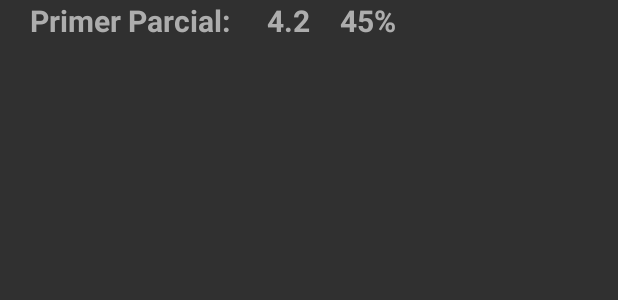
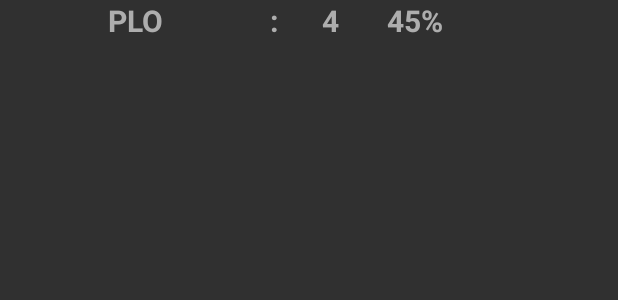
Before and after one commit to juanprog97/Moviles, an Android app: the layout item_nota.xml on its own in the app's theme, with its tools: preview values and no code run, on a phone screen of 412 x 824 dp. Shown: the top 300 px of the screen. Run offline under Robolectric (Android 15) with nearby library versions, the phone set to English and light mode, and no system bars; network calls fail.

Commit message:
"cambios por menores"

```diff
--- a/AppPelicula/build.gradle
+++ b/AppPelicula/build.gradle
@@ -8,7 +8,7 @@ buildscript {
 
     }
     dependencies {
-        classpath 'com.android.tools.build:gradle:3.4.0'
+        classpath 'com.android.tools.build:gradle:3.4.1'
         classpath "org.jetbrains.kotlin:kotlin-gradle-plugin:$kotlin_version"
         // NOTE: Do not place your application dependencies here; they belong
         // in the individual module build.gradle files
--- a/Proyect/app/src/main/java/com/example/aplicacionmoviluniversidad/Adaptadores/cursosExpandibleAdapter.kt
+++ b/Proyect/app/src/main/java/com/example/aplicacionmoviluniversidad/Adaptadores/cursosExpandibleAdapter.kt
@@ -19,7 +19,7 @@ class cursosExpandibleAdapter(var context: Context, var CursoList : List<Curso>)
         this.cursoArray = CursoList as ArrayList<Curso>
     }
     override fun getChildrenCount(groupPosition: Int): Int {
-        return CursoList.size
+        return 1
     }
     override fun getGroup(groupPosition: Int): Any {
         return CursoList[groupPosition]
--- a/Proyect/app/src/main/java/com/example/aplicacionmoviluniversidad/Controladores/horario_Activity.kt
+++ b/Proyect/app/src/main/java/com/example/aplicacionmoviluniversidad/Controladores/horario_Activity.kt
@@ -57,6 +57,7 @@ class horario_Activity : AppCompatActivity() {
 
         //Este Codigo se debe copiar en la parte principal de del programa//
         //Se agregan los datos que viene en la Api al adaptador
+
         var expan =findViewById<ExpandableListView>(R.id.HorExp)
         var adapter = horarioDayAdapter(this,dias,Horarios)
         expan.setAdapter(adapter)
--- a/Proyect/app/src/main/res/layout/item_nota.xml
+++ b/Proyect/app/src/main/res/layout/item_nota.xml
@@ -7,31 +7,41 @@
             android:orientation="horizontal"
             android:layout_width="match_parent"
             android:layout_height="wrap_content">
-        <TextView android:layout_width="wrap_content"
-                  android:text="Primer Parcial: "
+        <TextView android:layout_width="140dp"
+                  android:text="PLO"
                   android:textColor="@color/gris"
                   android:layout_marginLeft="20dp"
                   android:textSize="20dp"
                   android:id="@+id/nom"
-                  android:gravity="left"
+                  android:gravity="center"
+                  android:layout_gravity="right"
                   android:textStyle="bold"
                   android:layout_height="wrap_content"/>
         <TextView android:layout_width="wrap_content"
-                  android:text="4.2"
+                  android:text=":"
                   android:textColor="@color/gris"
                   android:layout_marginLeft="20dp"
                   android:textSize="20dp"
-                  android:gravity="left"
+                  android:id="@+id/kl"
+                  android:gravity="center"
+                  android:textStyle="bold"
+                  android:layout_height="wrap_content"/>
+        <TextView android:layout_width="30dp"
+                  android:text="4"
+                  android:textColor="@color/gris"
+                  android:layout_marginLeft="20dp"
+                  android:textSize="20dp"
+                  android:gravity="center"
                   android:textStyle="bold"
                   android:id="@+id/nota"
                   android:layout_height="wrap_content"/>
-        <TextView android:layout_width="wrap_content"
+        <TextView android:layout_width="40dp"
                   android:text="45%"
                   android:id="@+id/porcen"
                   android:textColor="@color/gris"
                   android:layout_marginLeft="20dp"
                   android:textSize="20dp"
-                  android:gravity="left"
+                  android:gravity="right"
                   android:textStyle="bold"
                   android:layout_height="wrap_content"/>
     </LinearLayout>
```
Also changed, not shown: Proyect/app/src/main/java/com/example/aplicacionmoviluniversidad/Controladores/cursos_Activity.kt (+14 -0 lines), 1 other file.
